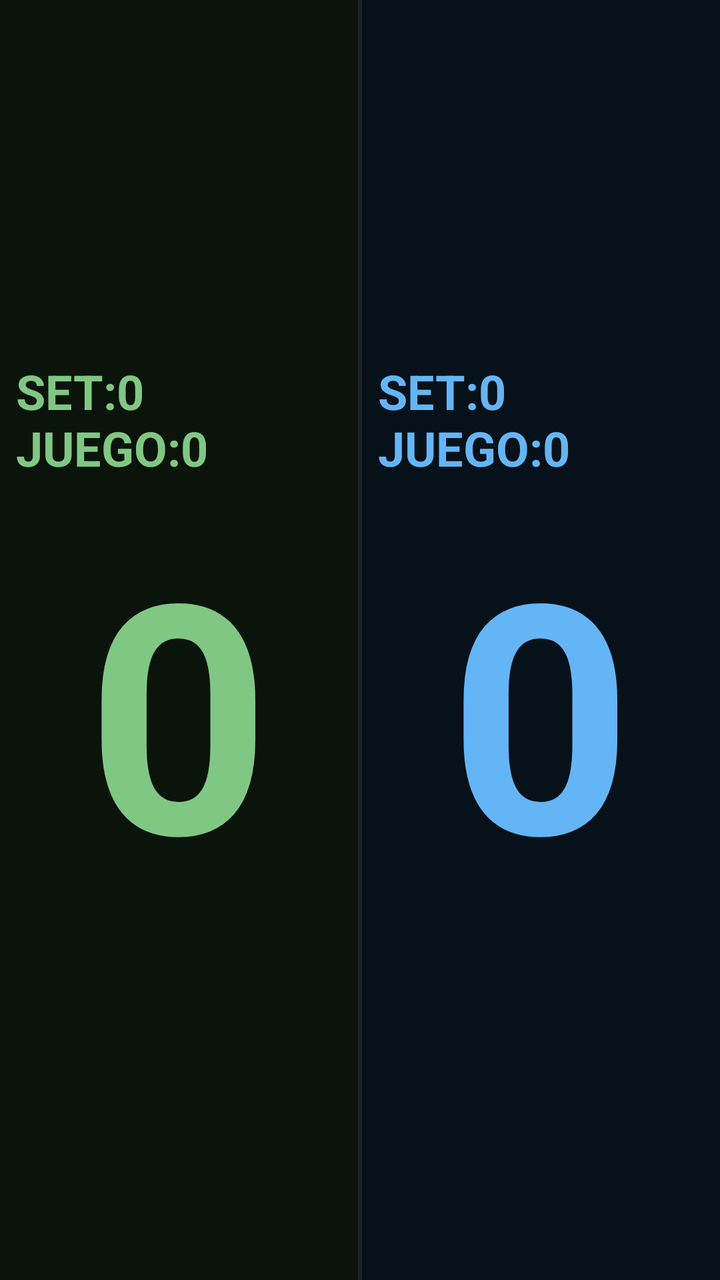
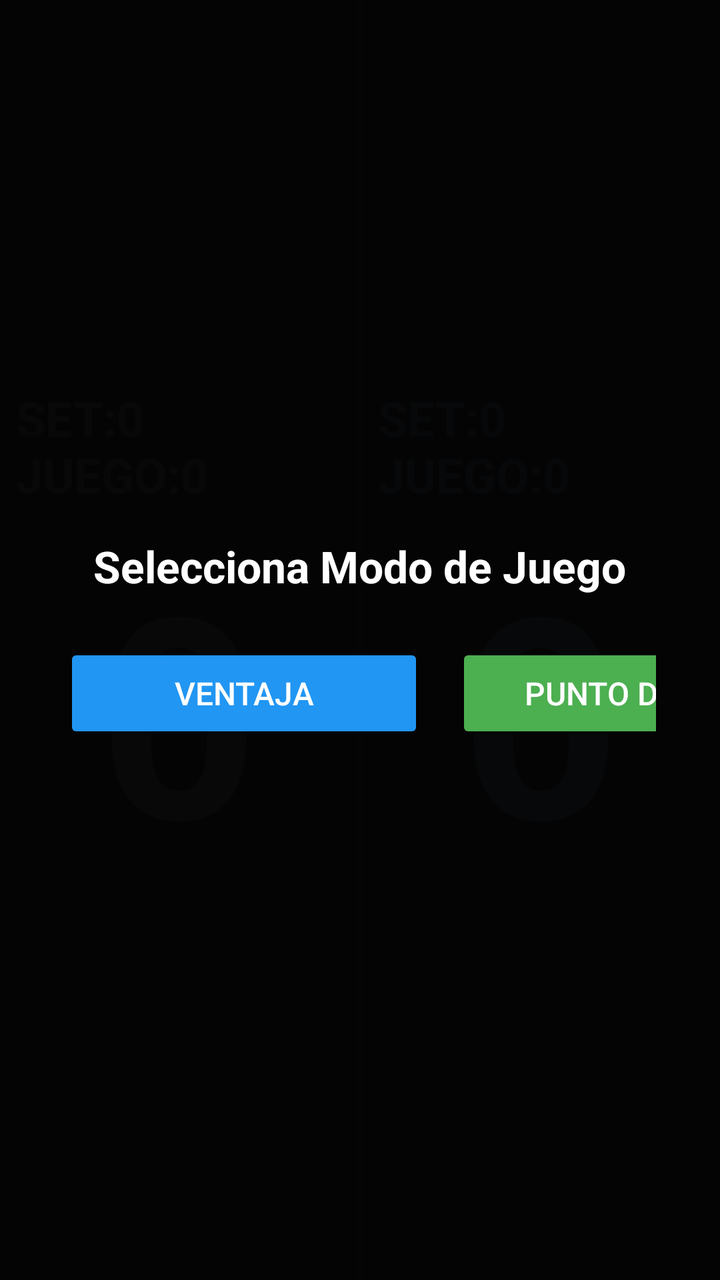

Before-and-after screenshots of an Android layout around one commit, followed by the original layout XML and the change that was made.
<!-- AndroidManifest.xml: application theme Theme.AppCompat.NoActionBar -->
<!-- res/layout/activity_main.xml -->
<?xml version="1.0" encoding="utf-8"?>
<LinearLayout xmlns:android="http://schemas.android.com/apk/res/android"
    android:layout_width="match_parent"
    android:layout_height="match_parent"
    android:orientation="horizontal"
    android:background="#050505"
    android:keepScreenOn="true">

    
    <LinearLayout
        android:id="@+id/layoutTeamA"
        android:layout_width="0dp"
        android:layout_height="match_parent"
        android:layout_weight="1"
        android:orientation="vertical"
        android:gravity="center"
        android:background="#154CAF50"
        android:clickable="true"
        android:focusable="true"
        android:padding="8dp">

        <TextView
            android:id="@+id/tvSetsA"
            android:layout_width="wrap_content"
            android:layout_height="wrap_content"
            android:text="SET:0 JUEGO:0"
            android:textColor="#81C784"
            android:textSize="24sp"
            android:textStyle="bold"
            android:layout_marginBottom="8dp" />

        <TextView
            android:id="@+id/tvScoreA"
            android:layout_width="wrap_content"
            android:layout_height="wrap_content"
            android:text="0"
            android:textColor="#81C784"
            android:textSize="160sp"
            android:textStyle="bold" />
    </LinearLayout>

    
    <View
        android:layout_width="2dp"
        android:layout_height="match_parent"
        android:background="#222222" />

    
    <LinearLayout
        android:id="@+id/layoutTeamB"
        android:layout_width="0dp"
        android:layout_height="match_parent"
        android:layout_weight="1"
        android:orientation="vertical"
        android:gravity="center"
        android:background="#152196F3"
        android:clickable="true"
        android:focusable="true"
        android:padding="8dp">

        <TextView
            android:id="@+id/tvSetsB"
            android:layout_width="wrap_content"
            android:layout_height="wrap_content"
            android:text="SET:0 JUEGO:0"
            android:textColor="#64B5F6"
            android:textSize="24sp"
            android:textStyle="bold"
            android:layout_marginBottom="8dp" />

        <TextView
            android:id="@+id/tvScoreB"
            android:layout_width="wrap_content"
            android:layout_height="wrap_content"
            android:text="0"
            android:textColor="#64B5F6"
            android:textSize="160sp"
            android:textStyle="bold" />
    </LinearLayout>

</LinearLayout>
<!-- resources referenced by this layout -->
<resources>

</resources>

<!-- the commit's change to res/layout/activity_main.xml (unified diff, before → after) -->
@@ -1,81 +1,132 @@
 <?xml version="1.0" encoding="utf-8"?>
-<LinearLayout xmlns:android="http://schemas.android.com/apk/res/android"
+<FrameLayout xmlns:android="http://schemas.android.com/apk/res/android"
     android:layout_width="match_parent"
     android:layout_height="match_parent"
-    android:orientation="horizontal"
     android:background="#050505"
     android:keepScreenOn="true">
 
     
     <LinearLayout
-        android:id="@+id/layoutTeamA"
-        android:layout_width="0dp"
+        android:layout_width="match_parent"
         android:layout_height="match_parent"
-        android:layout_weight="1"
-        android:orientation="vertical"
-        android:gravity="center"
-        android:background="#154CAF50"
-        android:clickable="true"
-        android:focusable="true"
-        android:padding="8dp">
+        android:orientation="horizontal">
 
-        <TextView
-            android:id="@+id/tvSetsA"
-            android:layout_width="wrap_content"
-            android:layout_height="wrap_content"
-            android:text="SET:0 JUEGO:0"
-            android:textColor="#81C784"
-            android:textSize="24sp"
-            android:textStyle="bold"
-            android:layout_marginBottom="8dp" />
+        
+        <LinearLayout
+            android:id="@+id/layoutTeamA"
+            android:layout_width="0dp"
+            android:layout_height="match_parent"
+            android:layout_weight="1"
+            android:orientation="vertical"
+            android:gravity="center"
+            android:background="#154CAF50"
+            android:clickable="true"
+            android:focusable="true"
+            android:padding="8dp">
 
-        <TextView
-            android:id="@+id/tvScoreA"
-            android:layout_width="wrap_content"
-            android:layout_height="wrap_content"
-            android:text="0"
-            android:textColor="#81C784"
-            android:textSize="160sp"
-            android:textStyle="bold" />
+            <TextView
+                android:id="@+id/tvSetsA"
+                android:layout_width="wrap_content"
+                android:layout_height="wrap_content"
+                android:text="SET:0 JUEGO:0"
+                android:textColor="#81C784"
+                android:textSize="24sp"
+                android:textStyle="bold"
+                android:layout_marginBottom="8dp" />
+
+            <TextView
+                android:id="@+id/tvScoreA"
+                android:layout_width="wrap_content"
+                android:layout_height="wrap_content"
+                android:text="0"
+                android:textColor="#81C784"
+                android:textSize="140sp"
+                android:textStyle="bold" />
+        </LinearLayout>
+
+        
+        <View
+            android:layout_width="2dp"
+            android:layout_height="match_parent"
+            android:background="#222222" />
+
+        
+        <LinearLayout
+            android:id="@+id/layoutTeamB"
+            android:layout_width="0dp"
+            android:layout_height="match_parent"
+            android:layout_weight="1"
+            android:orientation="vertical"
+            android:gravity="center"
+            android:background="#152196F3"
+            android:clickable="true"
+            android:focusable="true"
+            android:padding="8dp">
+
+            <TextView
+                android:id="@+id/tvSetsB"
+                android:layout_width="wrap_content"
+                android:layout_height="wrap_content"
+                android:text="SET:0 JUEGO:0"
+                android:textColor="#64B5F6"
+                android:textSize="24sp"
+                android:textStyle="bold"
+                android:layout_marginBottom="8dp" />
+
+            <TextView
+                android:id="@+id/tvScoreB"
+                android:layout_width="wrap_content"
+                android:layout_height="wrap_content"
+                android:text="0"
+                android:textColor="#64B5F6"
+                android:textSize="140sp"
+                android:textStyle="bold" />
+        </LinearLayout>
     </LinearLayout>
 
     
-    <View
-        android:layout_width="2dp"
+    <LinearLayout
+        android:id="@+id/layoutMainModeSelection"
+        android:layout_width="match_parent"
         android:layout_height="match_parent"
-        android:background="#222222" />
-
-    
-    <LinearLayout
-        android:id="@+id/layoutTeamB"
-        android:layout_width="0dp"
-        android:layout_height="match_parent"
-        android:layout_weight="1"
+        android:background="#FA050505"
+        android:gravity="center"
         android:orientation="vertical"
-        android:gravity="center"
-        android:background="#152196F3"
-        android:clickable="true"
-        android:focusable="true"
-        android:padding="8dp">
+        android:padding="32dp">
 
         <TextView
-            android:id="@+id/tvSetsB"
             android:layout_width="wrap_content"
             android:layout_height="wrap_content"
-            android:text="SET:0 JUEGO:0"
-            android:textColor="#64B5F6"
-            android:textSize="24sp"
+            android:text="Selecciona Modo de Juego"
+            android:textColor="#FFFFFF"
+            android:textSize="22sp"
             android:textStyle="bold"
-            android:layout_marginBottom="8dp" />
+            android:layout_marginBottom="24dp"/>
 
-        <TextView
-            android:id="@+id/tvScoreB"
+        <LinearLayout
             android:layout_width="wrap_content"
             android:layout_height="wrap_content"
-            android:text="0"
-            android:textColor="#64B5F6"
-            android:textSize="160sp"
-            android:textStyle="bold" />
+            android:orientation="horizontal">
+
+            <Button
+                android:id="@+id/btnMainModeNormal"
+                android:layout_width="180dp"
+                android:layout_height="50dp"
+                android:text="Ventaja"
+                android:textSize="16sp"
+                android:backgroundTint="#2196F3"
+                android:textColor="#FFFFFF"
+                android:layout_marginEnd="16dp"/>
+
+            <Button
+                android:id="@+id/btnMainModeGold"
+                android:layout_width="180dp"
+                android:layout_height="50dp"
+                android:text="Punto de Oro"
+                android:textSize="16sp"
+                android:backgroundTint="#4CAF50"
+                android:textColor="#FFFFFF"/>
+        </LinearLayout>
     </LinearLayout>
 
-</LinearLayout>
+</FrameLayout>
